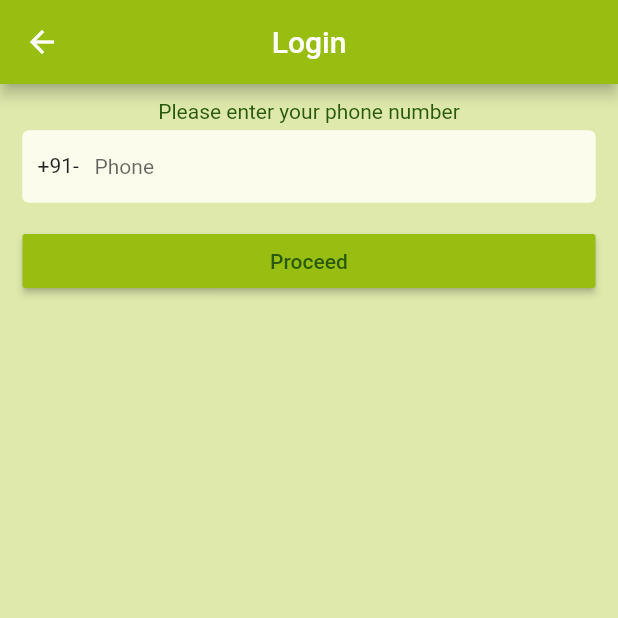
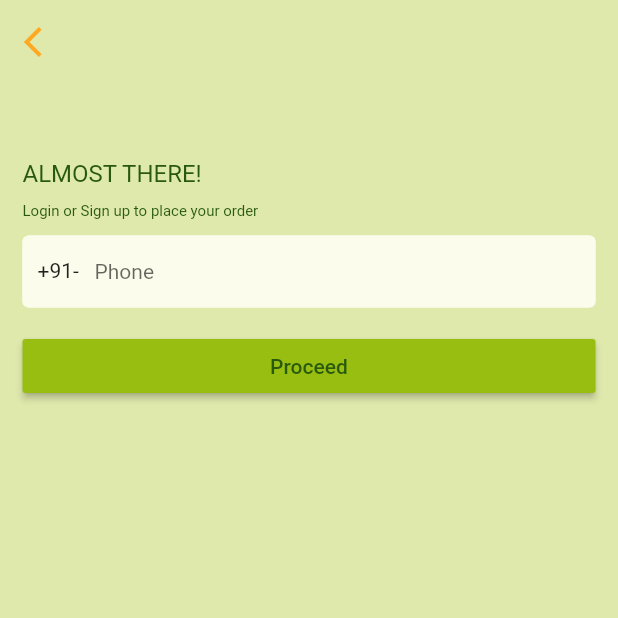
Before and after one commit to sabsgeo/delivery-app, a Flutter app: the screen it shows after launch, after a tap on "Login", on a phone screen of 412 x 824 dp, the top half of it. Run offline on Flutter 3.47's test engine with Material 2 defaults, Android fonts, the phone set to English and light mode, and no system bars; our stand-ins replace cloud_firestore, firebase_auth, hexcolor, sms_autofill; accounts and stored records are empty.

Commit message:
[WIP]:making the styling correct

```diff
--- a/lib/screens/authenticate/authenticate.dart
+++ b/lib/screens/authenticate/authenticate.dart
@@ -11,9 +11,10 @@ class _AuthenticateState extends State<Authenticate> {
   Widget build(BuildContext context) {
     return Scaffold(
         backgroundColor: Hexcolor('#DFE9AC'),
-        body: new Center(
+        body: Center(
+            child: Container(
+          padding: EdgeInsets.symmetric(vertical: 0, horizontal: 15.0),
           child: Column(
-          crossAxisAlignment: CrossAxisAlignment.center,
             mainAxisAlignment: MainAxisAlignment.center,
             children: <Widget>[
               Container(
@@ -24,24 +25,37 @@ class _AuthenticateState extends State<Authenticate> {
                           fit: BoxFit.fill,
                           image: AssetImage('assets/green_veg.jpg')))),
               SizedBox(height: 15.0),
-            Text(
-              "Please login to order",
-              textScaleFactor: 1.5,
-              style: TextStyle(color: Hexcolor('#28590C')),
+              SizedBox(
+                width: double.infinity,
+                child: Text(
+                  "ACCOUNT",
+                  style: TextStyle(color: Hexcolor('#28590C'), fontSize: 16.0,),
+                  textAlign: TextAlign.left,
+                ),
               ),
               SizedBox(height: 10.0),
-            ButtonTheme(
-              minWidth: 200.0,
+              SizedBox(
+                width: double.infinity,
+                child: Text(
+                  "Login/create account to quickly manage orders",
+                  style: TextStyle(color: Hexcolor('#28590C'), fontSize: 10.0,),
+                  textAlign: TextAlign.left,
+                ),
+              ),
+              SizedBox(height: 10.0),
+              SizedBox(
+                width: double.infinity,
                 child: RaisedButton(
                   color: Hexcolor('#97BE11'),
                   onPressed: () async {
                     await Navigator.pushNamed(context, '/phone-number');
                   },
-                child:
-                    Text("Login", style: TextStyle(color: Hexcolor('#28590C'))),
+                  child: Text("Login",
+                      style: TextStyle(color: Hexcolor('#28590C'))),
                 ),
-            )
+              ),
             ],
+          ),
         )));
   }
 }
--- a/lib/screens/authenticate/phone_number.dart
+++ b/lib/screens/authenticate/phone_number.dart
@@ -22,23 +22,31 @@ class _PhoneNumberState extends State<PhoneNumber> {
     return Scaffold(
         backgroundColor: Hexcolor('#DFE9AC'),
         appBar: AppBar(
-          centerTitle: true,
-          title: Text('Login'),
-          backgroundColor: Hexcolor('#97BE11'),
+          elevation: 0.0,
+          backgroundColor: Hexcolor('#DFE9AC'),
+          leading: IconButton(
+            icon: Icon(Icons.arrow_back_ios, color: Hexcolor('#FFA820')),
+            onPressed: () => Navigator.of(context).pop(),
+          ),
         ),
         body: Container(
-            padding: EdgeInsets.symmetric(vertical: 0, horizontal: 15.0),
+            padding: EdgeInsets.symmetric(vertical: 50, horizontal: 15.0),
             child: Form(
                 key: _formKey,
                 child: ListView(
                   children: <Widget>[
+                    Text(
+                      "ALMOST THERE!",
+                      style: TextStyle(color: Hexcolor('#28590C'), fontSize: 16.0,),
+                      textAlign: TextAlign.left,
+                    ),
                     SizedBox(height: 10.0),
                     Text(
-                      "Please enter your phone number",
-                      style: TextStyle(color: Hexcolor('#28590C')),
-                      textAlign: TextAlign.center,
+                      "Login or Sign up to place your order",
+                      style: TextStyle(color: Hexcolor('#28590C'), fontSize: 10.0),
+                      textAlign: TextAlign.left,
                     ),
-                    SizedBox(height: 5.0),
+                    SizedBox(height: 10.0),
                     TextFormField(
                       keyboardType: TextInputType.phone,
                       style: TextStyle(
```
Also changed, not shown: lib/screens/authenticate/register_user.dart (+18 -3 lines), lib/screens/authenticate/sms_code.dart (+23 -9 lines). Lines whose indentation alone changed are shown as unchanged.
